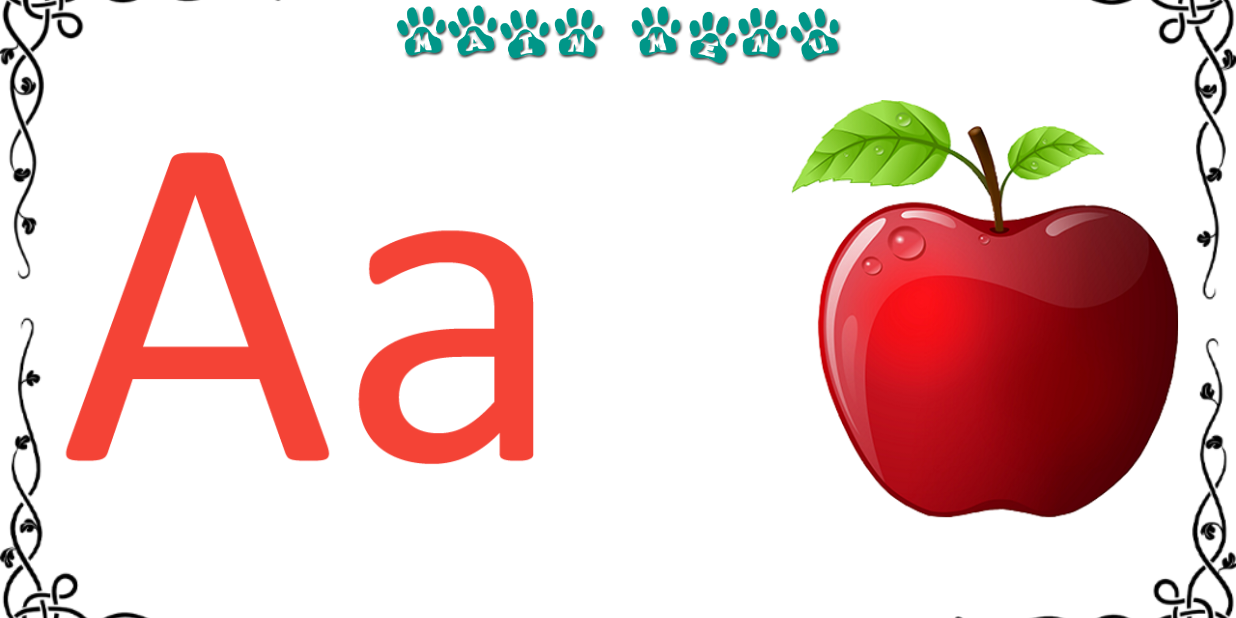
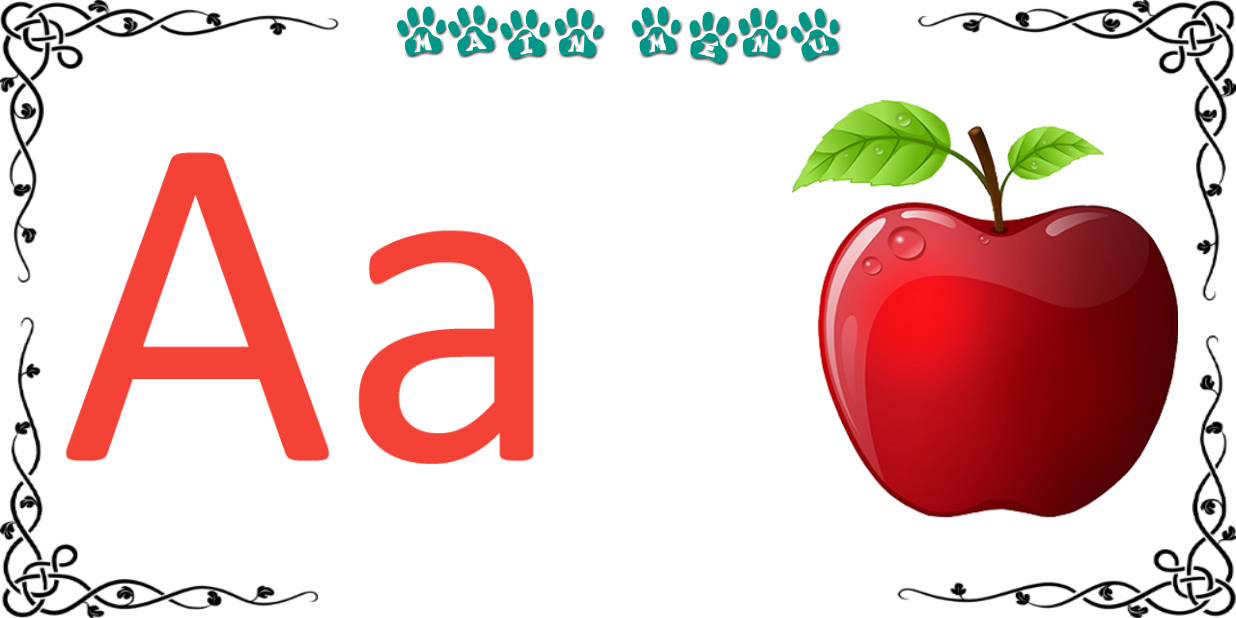
Before and after one commit to akash1999/Kids-Learning-Plus, an Android app: the abcActivity screen opened directly, with no data from a screen before it, on a phone screen of 824 x 412 dp (held sideways). Run offline under Robolectric (Android 15) with nearby library versions, the phone set to English and light mode, and no system bars.

```diff
--- a/app/src/main/res/layout/activity_abc_activity.xml
+++ b/app/src/main/res/layout/activity_abc_activity.xml
@@ -9,7 +9,7 @@
     <ImageView
         android:layout_width="match_parent"
         android:layout_height="match_parent"
-        android:scaleType="centerCrop"
+        android:scaleType="fitXY"
         android:src="@drawable/alphabet_background" />
 
     <ImageSwitcher
```
